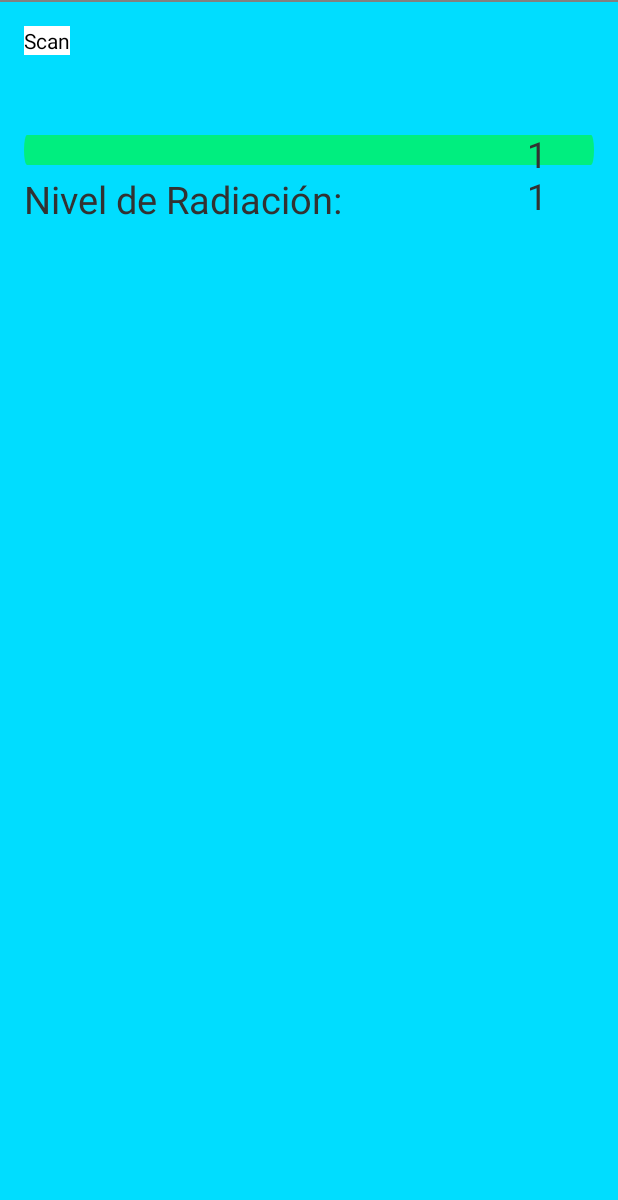
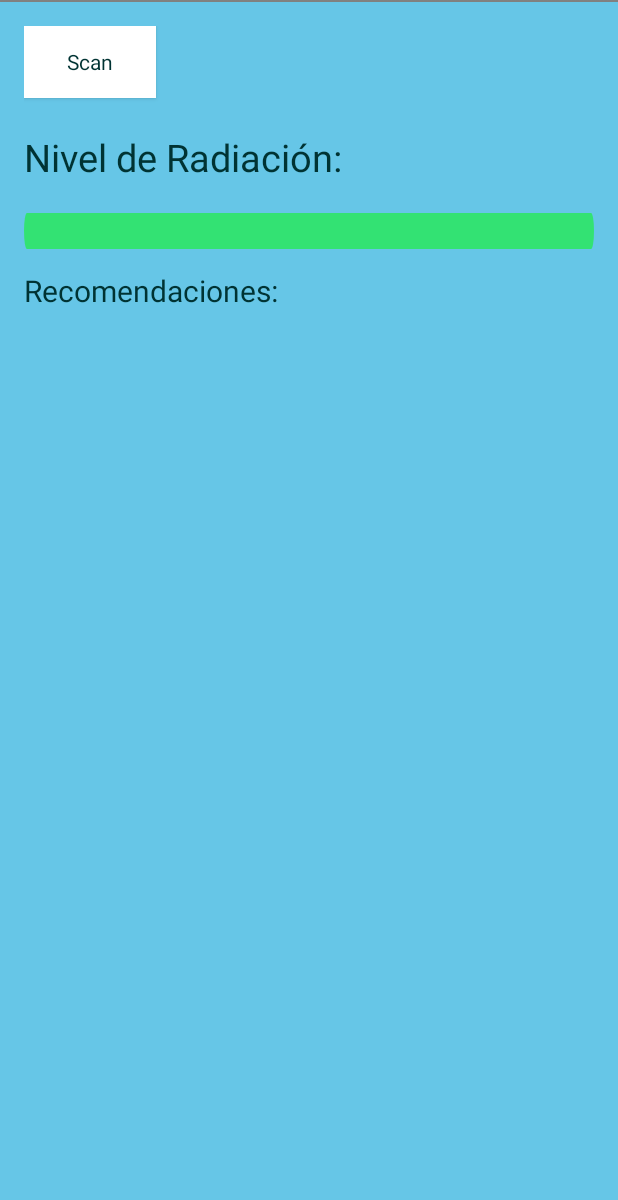
Before and after one commit to Enrique29/BlunoUVmeter, an Android app: the MainActivity screen opened directly, with no data from a screen before it, on a phone screen of 412 x 824 dp, the part 36-1236 px from its top. Run offline under Robolectric (Android 15) with nearby library versions, the phone set to English and light mode, and no system bars; 4 statements that could not run were skipped.

Commit message:
MOdificaciones en la interfaz y seañadió las recomendaciones

```diff
--- a/Bluno Original/BlunoBasicDemo-master/Android/BlunoBasicDemo/app/src/main/java/com/dfrobot/angelo/blunobasicdemo/MainActivity.java
+++ b/Bluno Original/BlunoBasicDemo-master/Android/BlunoBasicDemo/app/src/main/java/com/dfrobot/angelo/blunobasicdemo/MainActivity.java
@@ -31,11 +31,11 @@ public class MainActivity  extends BlunoLibrary {
 		int color = 0xFF00FF00;
 		ProgressBar.getIndeterminateDrawable().setColorFilter(color, PorterDuff.Mode.SRC_IN);
 		ProgressBar.getProgressDrawable().setColorFilter(color, PorterDuff.Mode.SRC_IN);
-		ProgressBar.setScaleY(5f);
+		ProgressBar.setScaleY(6f);
         serialBegin(115200);													//set the Uart Baudrate on BLE chip to 115200
 
         serialReceivedText=(TextView) findViewById(R.id.serialReveicedText);	//initial the EditText of the received data
-        serialSendText=(EditText) findViewById(R.id.serialSendText);			//initial the EditText of the sending data
+        		//initial the EditText of the sending data
 
         buttonSerialSend = (Button) findViewById(R.id.buttonSerialSend);		//initial the button for sending the data
         buttonSerialSend.setOnClickListener(new OnClickListener() {
--- a/Bluno Original/BlunoBasicDemo-master/Android/BlunoBasicDemo/app/src/main/res/layout/activity_main.xml
+++ b/Bluno Original/BlunoBasicDemo-master/Android/BlunoBasicDemo/app/src/main/res/layout/activity_main.xml
@@ -9,18 +9,7 @@
     tools:context=".MainActivity"
     android:focusable="true"
     android:focusableInTouchMode="true"
-    android:background="@android:color/holo_blue_bright">
-
-    <ScrollView
-        android:layout_width="wrap_content"
-        android:layout_height="wrap_content"
-        android:id="@+id/scrollView"
-        android:layout_below="@+id/editText2"
-        android:layout_alignStart="@+id/editText2"
-        android:layout_alignParentBottom="true"
-        android:layout_alignEnd="@+id/serialSendText">
-
-    </ScrollView>
+    android:background="#66C6E7">
 
     <Button
         android:id="@+id/buttonSerialSend"
@@ -30,6 +19,32 @@
         android:visibility="invisible"
         android:layout_alignParentTop="true"
         android:layout_alignParentEnd="true" />
+
+    <TextView
+        android:id="@+id/serialReveicedText"
+        android:layout_height="wrap_content"
+        android:ems="10"
+        android:textSize="24sp"
+        android:paddingEnd="20dp"
+        android:padding="3dp"
+        android:layout_width="wrap_content"
+        android:paddingStart="235dp"
+        android:layout_below="@+id/buttonSerialSend"
+        android:layout_alignParentEnd="true"
+        android:layout_marginTop="17dp"
+        android:textColor="#003333"/>
+
+    <Button
+        android:id="@+id/buttonScan"
+        android:layout_width="wrap_content"
+        android:layout_height="wrap_content"
+        android:text="Scan"
+        style="@android:style/Widget.DeviceDefault.Button"
+        android:background="@color/bright_foreground_material_dark"
+        android:textColor="#003333"
+        android:elevation="0dp"
+        android:layout_alignParentTop="true"
+        android:layout_alignParentStart="true" />
 
     <ProgressBar
         style="@android:style/Widget.DeviceDefault.Light.ProgressBar.Horizontal"
@@ -44,9 +59,28 @@
         android:scrollbarSize="20dp"
         android:minHeight="20dip"
         android:maxHeight="20dip"
-        android:layout_below="@+id/buttonScan"
+        android:layout_marginTop="22dp"
+        android:layout_below="@+id/serialReveicedText"
+        android:layout_alignParentEnd="true" />
+
+    <ScrollView
+        android:layout_width="wrap_content"
+        android:layout_height="wrap_content"
+        android:id="@+id/scrollView"
+        android:layout_below="@+id/textView"
         android:layout_alignParentStart="true"
-        android:layout_marginTop="53dp" />
+        android:layout_marginTop="18dp"
+        android:layout_alignParentBottom="true"
+        android:layout_alignParentEnd="true">
+
+        <TextView
+            android:layout_width="match_parent"
+            android:layout_height="wrap_content"
+            android:id="@+id/reco"
+            android:textColor="#003333"
+            android:layout_alignTop="@+id/scrollView"
+            android:layout_alignParentStart="true" />
+    </ScrollView>
 
     <TextView
         android:id="@+id/editText2"
@@ -57,31 +91,19 @@
         android:textSize="25sp"
         android:paddingEnd="20dp"
         android:paddingStart="0dp"
+        android:textColor="#003333"
         android:layout_alignBottom="@+id/serialReveicedText"
         android:layout_alignParentStart="true" />
 
     <TextView
-        android:id="@+id/serialReveicedText"
-        android:layout_height="wrap_content"
-        android:ems="10"
-        android:textSize="24sp"
-        android:paddingEnd="20dp"
-        android:padding="3dp"
-        android:layout_width="wrap_content"
-        android:paddingStart="235dp"
-        android:text="11"
-        android:layout_below="@+id/buttonSerialSend"
-        android:layout_alignParentEnd="true"
-        android:layout_marginTop="17dp" />
-
-    <Button
-        android:id="@+id/buttonScan"
+        android:text="Recomendaciones:"
         android:layout_width="wrap_content"
         android:layout_height="wrap_content"
-        android:text="Scan"
-        android:layout_alignParentTop="true"
-        android:layout_toEndOf="@+id/scrollView"
-        style="?android:attr/borderlessButtonStyle"
-        android:background="@color/bright_foreground_material_dark" />
+        android:id="@+id/textView"
+        android:layout_marginTop="16dp"
+        android:textSize="20sp"
+        android:textColor="#003333"
+        android:layout_below="@+id/progressBar"
+        android:layout_alignParentStart="true" />
 
 </RelativeLayout>
```
Also changed, not shown: Bluno Original/BlunoBasicDemo-master/Android/BlunoBasicDemo/app/src/main/ic_launcher-web.png (added), Bluno Original/BlunoBasicDemo-master/Android/BlunoBasicDemo/app/src/main/res/mipmap-hdpi/ic_launcher.png, Bluno Original/BlunoBasicDemo-master/Android/BlunoBasicDemo/app/src/main/res/mipmap-mdpi/ic_launcher.png, Bluno Original/BlunoBasicDemo-master/Android/BlunoBasicDemo/app/src/main/res/mipmap-xhdpi/ic_launcher.png, Bluno Original/BlunoBasicDemo-master/Android/BlunoBasicDemo/app/src/main/res/mipmap-xxhdpi/ic_launcher.png, Bluno Original/BlunoBasicDemo-master/Android/BlunoBasicDemo/app/src/main/res/mipmap-xxxhdpi/ic_launcher.png.
